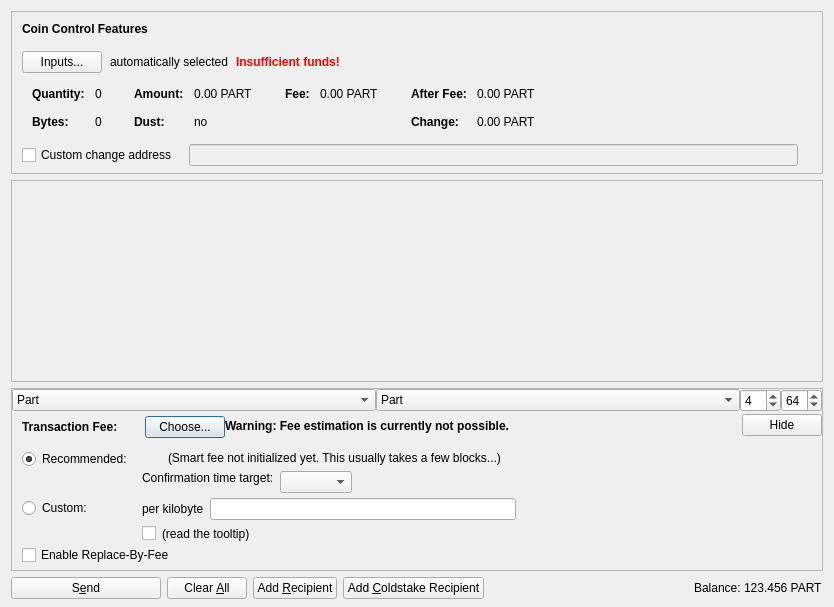
The window that src/qt/forms/sendcoinsdialog.ui (THETCR/core) describes before a commit, drawn with Qt 5.
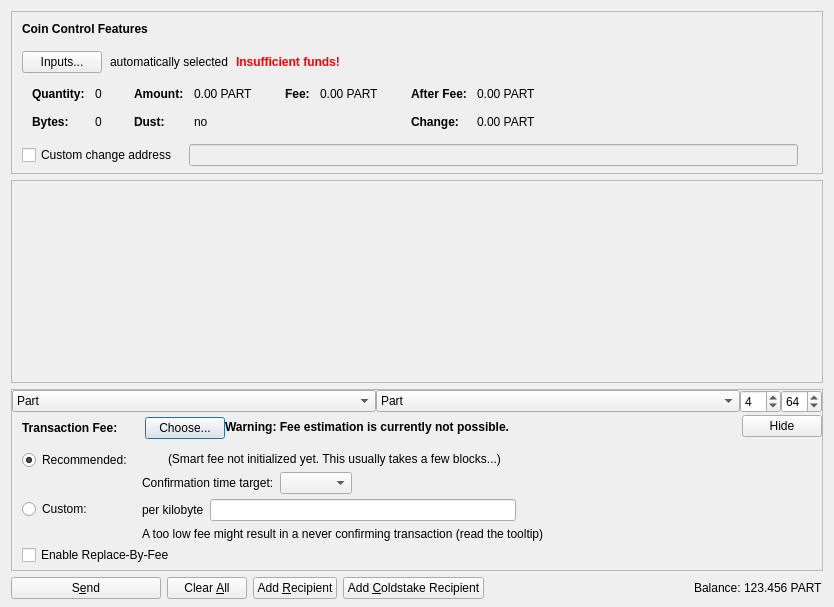
The same window after the commit. Icons and pictures are not drawn. Custom widgets are drawn as their Qt base class.

The edit to the form file:
```diff
--- a/src/qt/forms/sendcoinsdialog.ui
+++ b/src/qt/forms/sendcoinsdialog.ui
@@ -961,17 +961,7 @@
                <item>
                 <layout class="QHBoxLayout" name="horizontalLayoutFee8">
                  <item>
-                  <widget class="QCheckBox" name="checkBoxMinimumFee">
-                   <property name="toolTip">
-                    <string>Paying only the minimum fee is just fine as long as there is less transaction volume than space in the blocks. But be aware that this can end up in a never confirming transaction once there is more demand for wispr transactions than the network can process.</string>
-                   </property>
-                   <property name="text">
-                    <string/>
-                   </property>
-                  </widget>
-                 </item>
-                 <item>
-                  <widget class="QLabel" name="labelMinFeeWarning">
+                  <widget class="QLabel" name="labelCustomFeeWarning">
                    <property name="enabled">
                     <bool>true</bool>
                    </property>
@@ -979,10 +969,7 @@
                     <string>Paying only the minimum fee is just fine as long as there is less transaction volume than space in the blocks. But be aware that this can end up in a never confirming transaction once there is more demand for wispr transactions than the network can process.</string>
                    </property>
                    <property name="text">
-                    <string>(read the tooltip)</string>
-                   </property>
-                   <property name="margin">
-                    <number>5</number>
+                    <string>A too low fee might result in a never confirming transaction (read the tooltip)</string>
                    </property>
                   </widget>
                  </item>
@@ -1075,9 +1062,6 @@
                    <property name="text">
                     <string/>
                    </property>
-                   <property name="margin">
-                    <number>2</number>
-                   </property>
                   </widget>
                  </item>
                  <item>
@@ -1092,9 +1076,6 @@
                    <property name="text">
                     <string>(Smart fee not initialized yet. This usually takes a few blocks...)</string>
                    </property>
-                   <property name="margin">
-                    <number>2</number>
-                   </property>
                   </widget>
                  </item>
                  <item>
@@ -1121,24 +1102,8 @@
                      <property name="text">
                       <string>Confirmation time target:</string>
                      </property>
-                     <property name="margin">
-                      <number>2</number>
-                     </property>
                     </widget>
                    </item>
-                   <item>
-                    <spacer name="verticalSpacer_3">
-                     <property name="orientation">
-                      <enum>Qt::Vertical</enum>
-                     </property>
-                     <property name="sizeHint" stdset="0">
-                      <size>
-                       <width>1</width>
-                       <height>1</height>
-                      </size>
-                     </property>
-                    </spacer>
-                   </item>
                   </layout>
                  </item>
                  <item>
```
Left out of the diff: 2 changed lines with no effect on the pictures.
